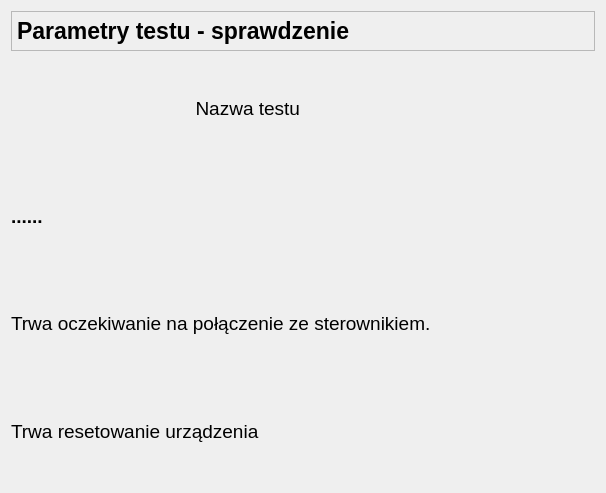
First picture: the form in CzujkiLinioweApp/test6polaczeniesterownika.ui, repository wiacekmarcin/CzujkiLiniowe, before the edit.
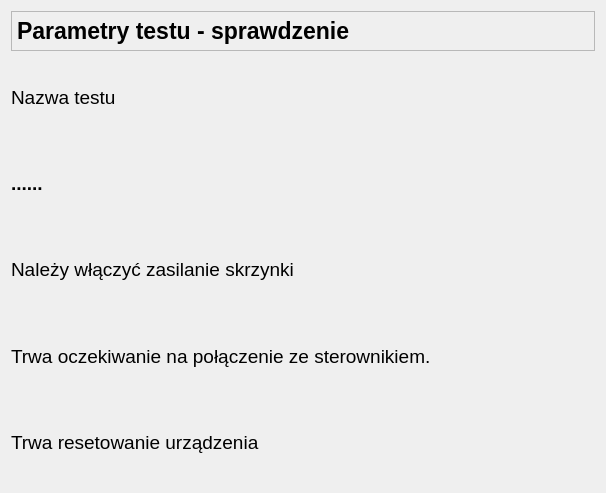
Second picture: the form after the edit.

```diff
--- a/CzujkiLinioweApp/test6polaczeniesterownika.ui
+++ b/CzujkiLinioweApp/test6polaczeniesterownika.ui
@@ -13,23 +13,8 @@
   <property name="windowTitle">
    <string>Parametry Testu - potwierdzenie wykonanych czynności</string>
   </property>
-  <layout class="QGridLayout" name="gridLayout">
-   <item row="3" column="0" colspan="2">
-    <widget class="QLabel" name="label_4">
-     <property name="font">
-      <font>
-       <pointsize>14</pointsize>
-      </font>
-     </property>
-     <property name="text">
-      <string>Trwa oczekiwanie na połączenie ze sterownikiem.</string>
-     </property>
-     <property name="wordWrap">
-      <bool>true</bool>
-     </property>
-    </widget>
-   </item>
-   <item row="0" column="0" colspan="2">
+  <layout class="QVBoxLayout" name="verticalLayout">
+   <item>
     <widget class="QFrame" name="frame">
      <property name="maximumSize">
       <size>
@@ -79,21 +64,7 @@
      </layout>
     </widget>
    </item>
-   <item row="2" column="0" colspan="2">
-    <widget class="QLabel" name="label_2">
-     <property name="font">
-      <font>
-       <pointsize>14</pointsize>
-       <weight>75</weight>
-       <bold>true</bold>
-      </font>
-     </property>
-     <property name="text">
-      <string>......</string>
-     </property>
-    </widget>
-   </item>
-   <item row="1" column="0">
+   <item>
     <widget class="QLabel" name="label">
      <property name="font">
       <font>
@@ -104,11 +75,54 @@
       <string>Nazwa testu</string>
      </property>
      <property name="alignment">
-      <set>Qt::AlignRight|Qt::AlignTrailing|Qt::AlignVCenter</set>
+      <set>Qt::AlignLeading|Qt::AlignLeft|Qt::AlignVCenter</set>
      </property>
     </widget>
    </item>
-   <item row="4" column="0">
+   <item>
+    <widget class="QLabel" name="label_2">
+     <property name="font">
+      <font>
+       <pointsize>14</pointsize>
+       <bold>true</bold>
+      </font>
+     </property>
+     <property name="text">
+      <string>......</string>
+     </property>
+    </widget>
+   </item>
+   <item>
+    <widget class="QLabel" name="label_6">
+     <property name="font">
+      <font>
+       <pointsize>14</pointsize>
+      </font>
+     </property>
+     <property name="text">
+      <string>Należy włączyć zasilanie skrzynki</string>
+     </property>
+     <property name="wordWrap">
+      <bool>true</bool>
+     </property>
+    </widget>
+   </item>
+   <item>
+    <widget class="QLabel" name="label_4">
+     <property name="font">
+      <font>
+       <pointsize>14</pointsize>
+      </font>
+     </property>
+     <property name="text">
+      <string>Trwa oczekiwanie na połączenie ze sterownikiem.</string>
+     </property>
+     <property name="wordWrap">
+      <bool>true</bool>
+     </property>
+    </widget>
+   </item>
+   <item>
     <widget class="QLabel" name="label_5">
      <property name="font">
       <font>
```
Left out of the diff: 1 changed line with no effect on the pictures.
